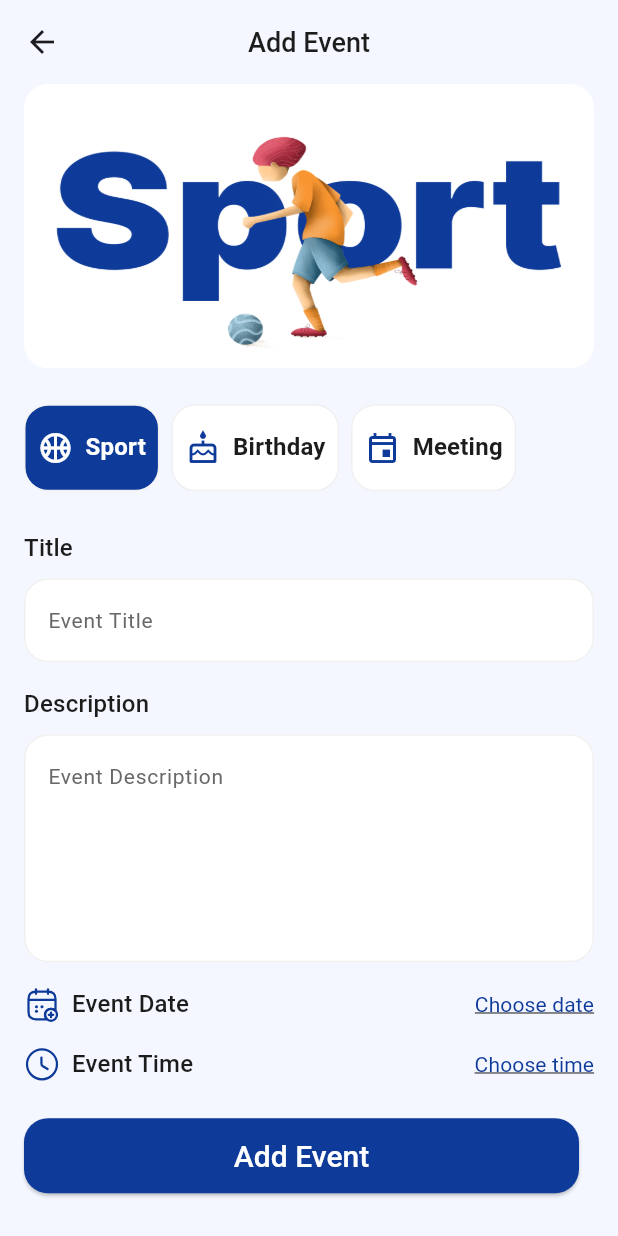
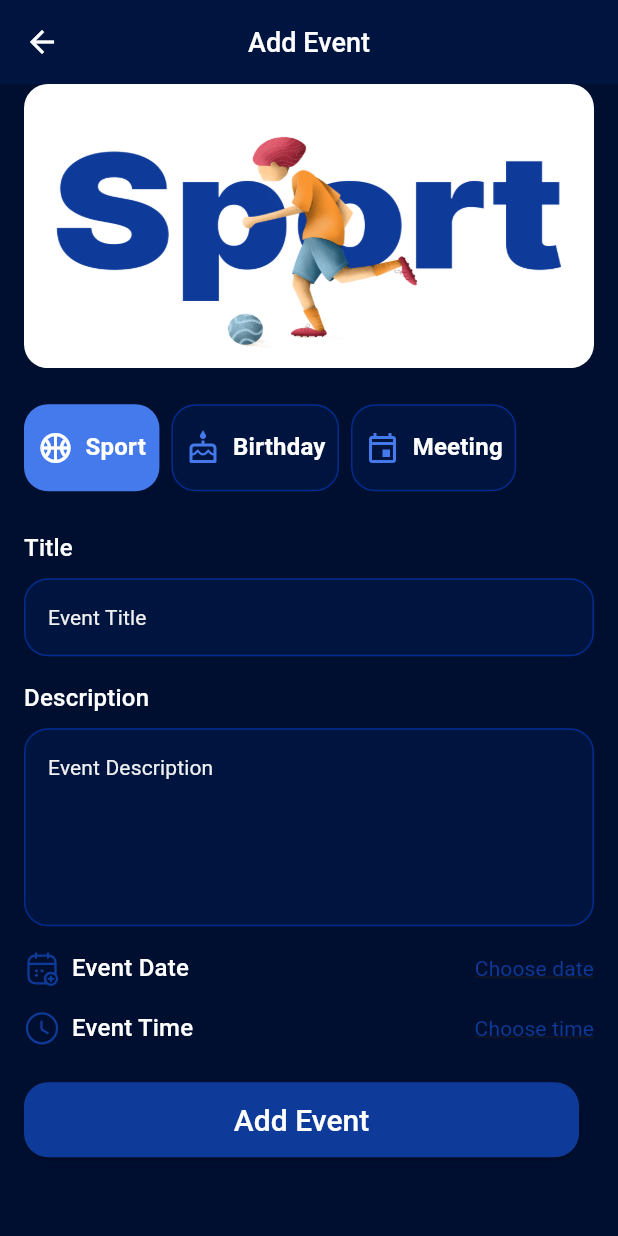
Before and after one commit to mohamedadel289/evently, a Flutter app: the CreateEventScreen screen opened by its route, on a phone screen of 412 x 824 dp. Run offline on Flutter 3.47's test engine with Material 3 defaults, Android fonts, the phone set to English and light mode, and no system bars; our stand-ins replace cloud_firestore, firebase_auth, firebase_core, flutter_svg, fluttertoast, google_sign_in; accounts and stored records are empty.

Commit message:
implement theming

```diff
--- a/lib/app_theme.dart
+++ b/lib/app_theme.dart
@@ -13,11 +13,14 @@ class AppTheme {
   static const Color red = Color(0xFFFF3232);
   static const Color lightgray = Color(0xFFE9EAEB);
   static const Color green = Color(0xFF00C853);
+  static const Color borderdark = Color(0xFF002D8F);
+  static const Color navy = Color(0xFF001440);
   static ThemeData lightTheme = ThemeData(
     primaryColor: primaryLight,
     scaffoldBackgroundColor: backgroundLight,
     appBarTheme: AppBarTheme(
       backgroundColor: primaryLight,
+      foregroundColor: black,
       titleTextStyle: TextStyle(
         color: black,
         fontSize: 18,
@@ -120,5 +123,112 @@ class AppTheme {
       ),
     ),
   );
-  static ThemeData darkTheme = ThemeData();
+  static ThemeData darkTheme = ThemeData(
+    primaryColor: primaryDark,
+    scaffoldBackgroundColor: backgroundDark,
+    appBarTheme: AppBarTheme(
+      backgroundColor: navy,
+      foregroundColor: white,
+      titleTextStyle: TextStyle(
+        color: white,
+        fontSize: 18,
+        fontWeight: FontWeight.w500,
+      ),
+      centerTitle: true,
+    ),
+    bottomNavigationBarTheme: BottomNavigationBarThemeData(
+      type: BottomNavigationBarType.fixed,
+      backgroundColor: backgroundDark,
+      selectedItemColor: primaryDark,
+      unselectedItemColor: grey,
+    ),
+    floatingActionButtonTheme: FloatingActionButtonThemeData(
+      backgroundColor: primaryDark,
+    ),
+    textTheme: TextTheme(
+      titleSmall: TextStyle(
+        color: offwhite,
+        fontSize: 14,
+        fontWeight: FontWeight.w400,
+      ),
+      titleMedium: TextStyle(
+        color: white,
+        fontSize: 16,
+        fontWeight: FontWeight.w600,
+      ),
+      titleLarge: TextStyle(
+        color: white,
+        fontSize: 20,
+        fontWeight: FontWeight.w500,
+      ),
+       headlineMedium: TextStyle(
+        color: white,
+        fontSize: 24,
+        fontWeight: FontWeight.w600,
+      ),
+    ),
+    inputDecorationTheme: InputDecorationTheme(
+      filled: true,
+      fillColor: navy,
+      enabledBorder: OutlineInputBorder(
+        borderRadius: BorderRadius.circular(16),
+        borderSide: BorderSide(color: borderdark),
+      ),
+        focusedBorder: OutlineInputBorder(
+         borderRadius: BorderRadius.circular(16),
+       borderSide: BorderSide(color: borderdark),
+      ),
+         errorBorder: OutlineInputBorder(
+         borderRadius: BorderRadius.circular(16),
+       borderSide: BorderSide(color: red),
+      ),
+      focusedErrorBorder: OutlineInputBorder(
+         borderRadius: BorderRadius.circular(16),
+       borderSide: BorderSide(color: red),
+      ),
+
+      hintStyle: TextStyle(
+        color: offwhite,
+        fontSize: 14,
+        fontWeight: FontWeight.w400,
+      ),
+
+    ),
+    listTileTheme: ListTileThemeData(
+      titleTextStyle: TextStyle(
+        color: white,
+        fontSize: 16,
+        fontWeight: FontWeight.w500,
+      ),
+      tileColor: navy,
+      shape: RoundedRectangleBorder(
+        borderRadius: BorderRadius.circular(16),
+        side: BorderSide(color: borderdark)
+      ),
+    ),
+    textButtonTheme: TextButtonThemeData(
+      style: TextButton.styleFrom(
+        foregroundColor: primaryDark,
+        textStyle: TextStyle(
+          fontSize: 14,
+          fontWeight: FontWeight.bold,
+          decoration: TextDecoration.underline,
+        ),
+      ),
+    ),
+    elevatedButtonTheme: ElevatedButtonThemeData(
+      style: ElevatedButton.styleFrom(
+
+        backgroundColor: primaryDark,
+        foregroundColor: white,
+        shape: RoundedRectangleBorder(
+          borderRadius: BorderRadius.circular(16.0),
+        ),
+        textStyle: TextStyle(
+          fontSize: 20,
+          fontWeight: FontWeight.w500,
+        ),
+      ),
+    ),
+  );
 }
--- a/lib/main.dart
+++ b/lib/main.dart
@@ -2,6 +2,7 @@ import 'package:evently/app_theme.dart';
 import 'package:evently/firebase_options.dart';
 import 'package:evently/home_screen.dart';
 import 'package:evently/provider/events_provider.dart';
+import 'package:evently/provider/setting_provider.dart';
 import 'package:evently/provider/user_provider.dart';
 import 'package:evently/screens/create_event_screen.dart';
 import 'package:evently/screens/login_screen.dart';
@@ -19,6 +20,7 @@ Future<void> main() async {
     providers: [
       ChangeNotifierProvider(create: (_) => UserProvider()),
       ChangeNotifierProvider(create: (_) => eventsProvider()),
+      ChangeNotifierProvider(create: (_) => SettingProvider()),
     ],
     child: evently()));
 }
@@ -26,9 +28,12 @@ class evently extends StatelessWidget {
   const evently({super.key});
   @override
   Widget build(BuildContext context) {
+    final setting = Provider.of<SettingProvider>(context);
     return MaterialApp(
       debugShowCheckedModeBanner: false,
       theme: AppTheme.lightTheme,
+      darkTheme: AppTheme.darkTheme,
+      themeMode: setting.isDarkMode ? ThemeMode.dark : ThemeMode.light,
      routes: {
       HomeScreen.routeName:(_) => HomeScreen(),
       CreateEventScreen.routeName:(_) =>  CreateEventScreen(),
--- /dev/null
+++ b/lib/provider/setting_provider.dart
@@ -0,0 +1,11 @@
+import 'package:flutter/material.dart';
+
+class SettingProvider with ChangeNotifier {
+  ThemeMode theme = ThemeMode.dark;
+
+bool get isDarkMode => theme == ThemeMode.dark;
+  void changeTheme(ThemeMode newTheme) {
+    theme = newTheme;
+    notifyListeners();
+  }
+}
--- a/lib/screens/create_event_screen.dart
+++ b/lib/screens/create_event_screen.dart
@@ -1,6 +1,7 @@
 import 'package:evently/app_theme.dart';
 import 'package:evently/models/Event_Model.dart';
 import 'package:evently/models/categories_model.dart';
+import 'package:evently/provider/setting_provider.dart';
 import 'package:evently/tabs/home/tab_items.dart';
 import 'package:evently/widgets/defualt_text_form_filed.dart';
 import 'package:evently/widgets/firebase_services.dart';
@@ -8,6 +9,7 @@ import 'package:evently/widgets/ui_utils.dart';
 import 'package:flutter/material.dart';
 import 'package:flutter_svg/svg.dart';
 import 'package:intl/intl.dart';
+import 'package:provider/provider.dart';
 
 class CreateEventScreen extends StatefulWidget {
   static const String routeName = 'create_event_screen';
@@ -37,11 +39,12 @@ class _CreateEventScreenState extends State<CreateEventScreen> {
 
   @override
   Widget build(BuildContext context) {
+    bool isDarkMode = Provider.of<SettingProvider>(context, listen: false).isDarkMode;
     ThemeData theme = Theme.of(context);
     return Scaffold(
       // resizeToAvoidBottomInset: false,
       appBar: AppBar(
-        backgroundColor: AppTheme.backgroundLight,
+        backgroundColor: theme.appBarTheme.backgroundColor,
         title: Text('Add Event'),
       ),
       body: Padding(
@@ -93,7 +96,7 @@ class _CreateEventScreenState extends State<CreateEventScreen> {
                 Text(
                   'Title',
                   style: theme.textTheme.titleMedium?.copyWith(
-                    color: AppTheme.black,
+                    color: isDarkMode ? AppTheme.white : AppTheme.black,
                     fontWeight: FontWeight.w500,
                   ),
                 ),
@@ -113,7 +116,7 @@ class _CreateEventScreenState extends State<CreateEventScreen> {
                 Text(
                   'Description',
                   style: theme.textTheme.titleMedium?.copyWith(
-                    color: AppTheme.black,
+                    color: isDarkMode ? AppTheme.white : AppTheme.black,
                     fontWeight: FontWeight.w500,
                   ),
                 ),
@@ -142,7 +145,7 @@ class _CreateEventScreenState extends State<CreateEventScreen> {
                     Text(
                       'Event Date',
                       style: theme.textTheme.titleMedium?.copyWith(
-                        color: AppTheme.black,
+                        color: isDarkMode ? AppTheme.white : AppTheme.black,
                         fontWeight: FontWeight.w500,
                       ),
                     ),
@@ -186,7 +189,7 @@ class _CreateEventScreenState extends State<CreateEventScreen> {
                     Text(
                       'Event Time',
                       style: theme.textTheme.titleMedium?.copyWith(
-                        color: AppTheme.black,
+                        color: isDarkMode ? AppTheme.white : AppTheme.black,
                         fontWeight: FontWeight.w500,
                       ),
                     ),
--- a/lib/tabs/home/home_header.dart
+++ b/lib/tabs/home/home_header.dart
@@ -1,5 +1,6 @@
 import 'package:evently/models/categories_model.dart';
 import 'package:evently/provider/events_provider.dart';
+import 'package:evently/provider/setting_provider.dart';
 import 'package:evently/provider/user_provider.dart';
 import 'package:evently/tabs/home/tab_items.dart';
 import 'package:flutter/material.dart';
--- a/lib/tabs/home/tab_items.dart
+++ b/lib/tabs/home/tab_items.dart
@@ -1,5 +1,7 @@
 import 'package:evently/app_theme.dart';
+import 'package:evently/provider/setting_provider.dart';
 import 'package:flutter/material.dart';
+import 'package:provider/provider.dart';
 
 class TabItems extends StatelessWidget {
   IconData icon;
@@ -14,25 +16,33 @@ class TabItems extends StatelessWidget {
 
   @override
   Widget build(BuildContext context) {
+    bool isDarkMode = Provider.of<SettingProvider>(
+      context,
+      listen: false,
+    ).isDarkMode;
+
     Color primaryColor = Theme.of(context).primaryColor;
     return Container(
       padding: EdgeInsets.symmetric(horizontal: 8, vertical: 16),
       decoration: BoxDecoration(
         borderRadius: BorderRadius.circular(16),
-        color: isSelected ? primaryColor : AppTheme.white,
-        border: Border.all(color: AppTheme.offwhite),
+        color: isSelected
+            ? primaryColor
+            : (isDarkMode ? AppTheme.navy : AppTheme.white),
+        border: Border.all(
+          color: isSelected ? (isDarkMode ?Colors.transparent:AppTheme.offwhite): (isDarkMode ? AppTheme.borderdark : AppTheme.offwhite),
+        ),
       ),
       child: Row(
         children: [
-          Icon(
-            icon,
-            color: isSelected ? AppTheme.white : primaryColor,
-          ),
+          Icon(icon, color: isSelected ? AppTheme.white : primaryColor),
           SizedBox(width: 8),
           Text(
             title,
             style: Theme.of(context).textTheme.titleMedium?.copyWith(
-              color: isSelected ? AppTheme.white : AppTheme.black,
+              color: isSelected
+                  ? AppTheme.white
+                  : (isDarkMode ? AppTheme.white : AppTheme.black),
             ),
           ),
         ],
--- a/lib/tabs/profile/profile_tab.dart
+++ b/lib/tabs/profile/profile_tab.dart
@@ -1,5 +1,6 @@
 import 'package:evently/app_theme.dart';
 import 'package:evently/models/Language_model.dart';
+import 'package:evently/provider/setting_provider.dart';
 import 'package:evently/provider/user_provider.dart';
 import 'package:evently/screens/login_screen.dart';
 import 'package:evently/widgets/firebase_services.dart';
@@ -14,6 +15,7 @@ class ProfileTab extends StatelessWidget {
   Widget build(BuildContext context) {
     final user = Provider.of<UserProvider>(context, listen: false).currentUser;
     final textTheme = Theme.of(context).textTheme;
+    SettingProvider settingProvider = Provider.of<SettingProvider>(context);
 
     return Padding(
       padding: const EdgeInsets.symmetric(horizontal: 16.0),
@@ -30,17 +32,26 @@ class ProfileTab extends StatelessWidget {
           SizedBox(height: 32),
           SwitchListTile(
             title: Text('Dark Mode', style: textTheme.titleMedium),
-            value: false,
-            onChanged: (value) {},
+            value: settingProvider
+                .isDarkMode, // You can replace this with the actual value from your SettingProvider
+            onChanged: (isDarkMode) {
+              settingProvider.changeTheme(
+                isDarkMode ? ThemeMode.dark : ThemeMode.light,
+              );
+            },
             thumbColor: WidgetStatePropertyAll(AppTheme.white),
-            trackColor: WidgetStatePropertyAll(AppTheme.lightgray),
+            trackColor: WidgetStatePropertyAll(
+              settingProvider.isDarkMode
+                  ? AppTheme.primaryDark
+                  : AppTheme.lightgray,
+            ),
             trackOutlineColor: WidgetStatePropertyAll(Colors.transparent),
           ),
           SizedBox(height: 16),
           ListTile(
             title: Text('Language'),
             trailing: DropdownButton(
-            borderRadius: BorderRadius.circular(16),
+              borderRadius: BorderRadius.circular(16),
               dropdownColor: AppTheme.white,
               underline: SizedBox(),
               value: 'en',
@@ -66,10 +77,15 @@ class ProfileTab extends StatelessWidget {
             ),
             onTap: () {
               firebase_services.logout().then((_) {
-                Navigator.of(context).pushReplacementNamed(LoginScreen.routeName);
-                Provider.of<UserProvider>(context, listen: false).setCurrentUser(null);
+                Navigator.of(
+                  context,
+                ).pushReplacementNamed(LoginScreen.routeName);
+                Provider.of<UserProvider>(
+                  context,
+                  listen: false,
+                ).setCurrentUser(null);
               });
-            }
+            },
           ),
         ],
       ),
--- a/lib/widgets/defualt_text_form_filed.dart
+++ b/lib/widgets/defualt_text_form_filed.dart
@@ -1,3 +1,4 @@
+import 'package:evently/app_theme.dart';
 import 'package:flutter/material.dart';
 import 'package:flutter_svg/svg.dart';
 
@@ -74,6 +75,7 @@ class _DefaultTextFormFieldState extends State<DefaultTextFormField> {
                 ),
               ),
       ),
+      style: Theme.of(context).textTheme.titleSmall,
     );
   }
 }
--- a/lib/widgets/event_item.dart
+++ b/lib/widgets/event_item.dart
@@ -1,6 +1,7 @@
 import 'package:evently/app_theme.dart';
 import 'package:evently/models/Event_Model.dart';
 import 'package:evently/provider/events_provider.dart';
+import 'package:evently/provider/setting_provider.dart';
 import 'package:evently/provider/user_provider.dart';
 import 'package:flutter/material.dart';
 import 'package:intl/intl.dart';
@@ -12,6 +13,7 @@ class EventItem extends StatelessWidget {
 
   @override
   Widget build(BuildContext context) {
+    bool isDarkMode = Provider.of<SettingProvider>(context).isDarkMode;
     UserProvider user = Provider.of<UserProvider>(context);
     bool isFavorite = user.ischecked(event.id);
     Size size = MediaQuery.of(context).size;
@@ -32,13 +34,16 @@ class EventItem extends StatelessWidget {
           padding: EdgeInsets.all(8),
           margin: EdgeInsets.only(left: 8, top: 8),
           decoration: BoxDecoration(
-            color: AppTheme.backgroundLight,
+            color: isDarkMode ? AppTheme.backgroundDark : AppTheme.backgroundLight,
             borderRadius: BorderRadius.circular(8),
-            border: Border.all(color: AppTheme.offwhite),
+            border: Border.all(color: isDarkMode ? AppTheme.borderdark : AppTheme.offwhite),
           ),
           child: Text(
             DateFormat('dd MMM').format(event.date),
-            style: textTheme.titleMedium?.copyWith(color: primaryColor),
+            style: Theme.of(context).textTheme.titleSmall?.copyWith(
+                  color: isDarkMode ? AppTheme.white : AppTheme.black,
+                ),
+
           ),
         ),
         Positioned(
@@ -49,9 +54,9 @@ class EventItem extends StatelessWidget {
             padding: EdgeInsets.all(8),
             margin: EdgeInsets.only(left: 8, top: 8),
             decoration: BoxDecoration(
-              color: AppTheme.backgroundLight,
+              color:isDarkMode ? AppTheme.backgroundDark : AppTheme.backgroundLight,
               borderRadius: BorderRadius.circular(8),
-              border: Border.all(color: AppTheme.offwhite),
+              border: Border.all(color:isDarkMode ? AppTheme.borderdark : AppTheme.offwhite),
             ),
             child: Row(
               mainAxisAlignment: MainAxisAlignment.spaceBetween,
@@ -61,10 +66,9 @@ class EventItem extends StatelessWidget {
                     event.title,
                     maxLines: 2,
                     overflow: TextOverflow.ellipsis,
-                    style: textTheme.titleSmall?.copyWith(
-                      color: AppTheme.black,
-                      fontWeight: FontWeight.w500,
-                    ),
+                    style: isDarkMode
+                        ? textTheme.titleMedium?.copyWith(color: AppTheme.white)
+                        : textTheme.titleMedium?.copyWith(color: AppTheme.black),
                   ),
                 ),
                 SizedBox(width: 8),
```
